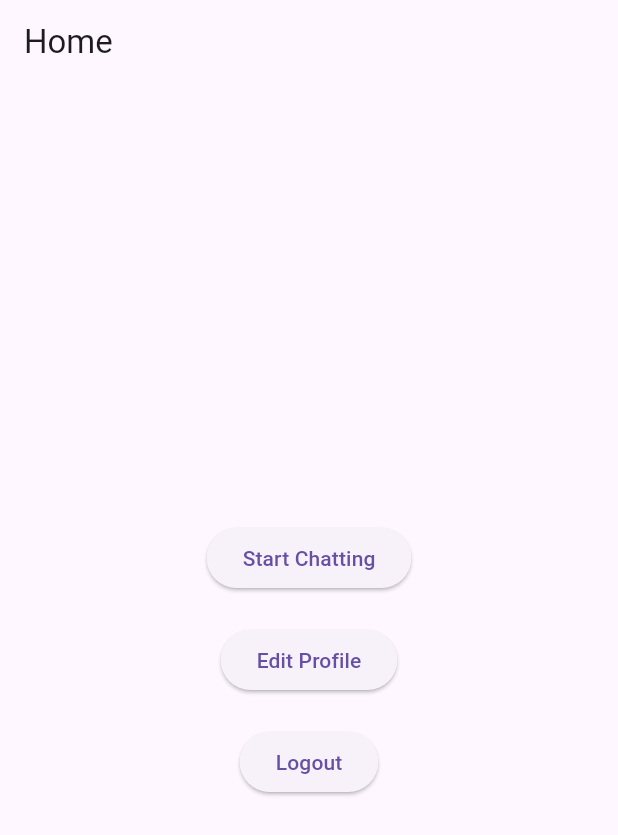
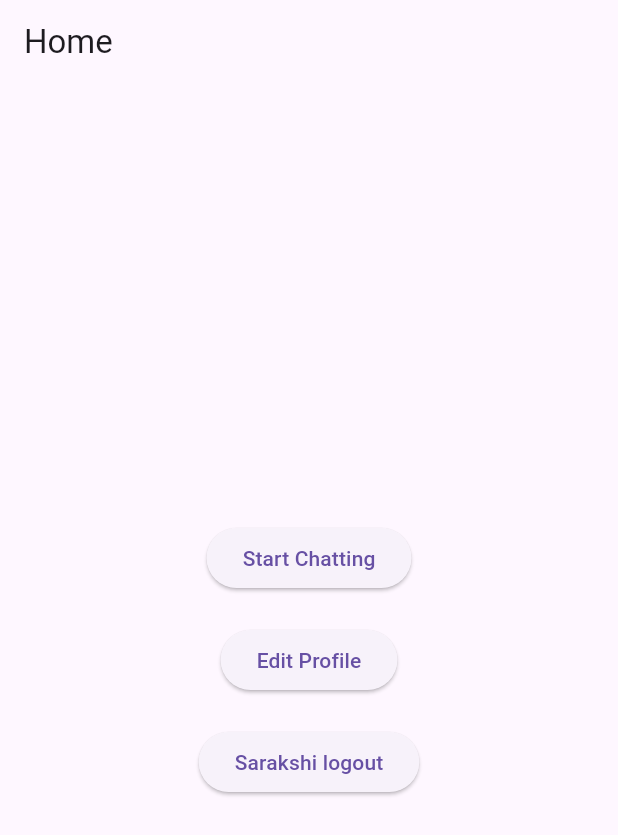
Before and after one commit to Sarakshimore/Rupee-Rise, a Flutter app: the HomeScreen screen opened directly, on a phone screen of 412 x 824 dp. Shown: the top 835 px of the screen. Run offline on Flutter 3.47's test engine with Material 3 defaults, Android fonts, the phone set to English and light mode, and no system bars; our stand-ins replace cloud_firestore, firebase_auth, firebase_core, google_sign_in; accounts and stored records are empty.

Commit message:
update logout button text to "Sarakshi logout"

```diff
--- a/lib/screens/home_screen.dart
+++ b/lib/screens/home_screen.dart
@@ -43,7 +43,7 @@ class HomeScreen extends StatelessWidget {
                   MaterialPageRoute(builder: (_) => LoginScreen()),
                 );
               },
-              child: const Text("Logout"),
+              child: const Text("Sarakshi logout"),
             ),
           ],
         ),
```
